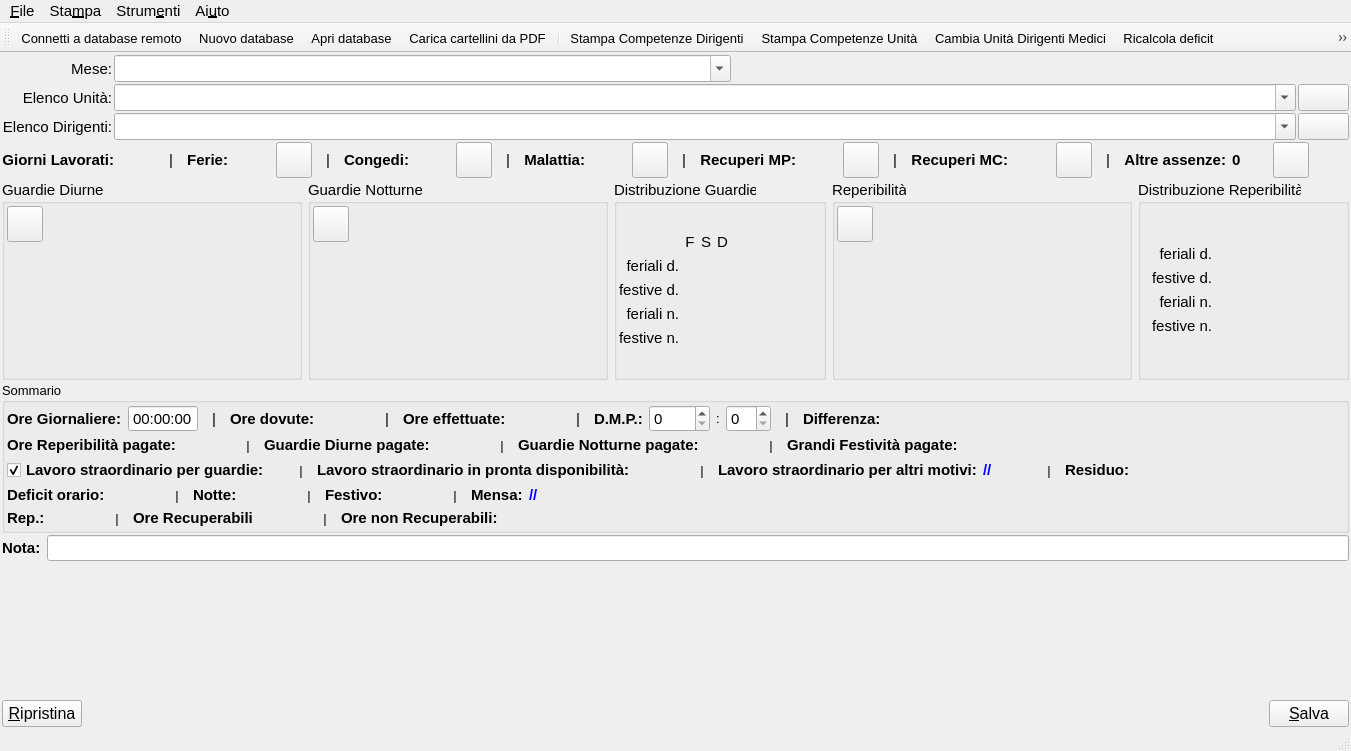
Before: the Qt Designer form mainwindow.ui in gcala/GestioneCompetenzeMedici, drawn with Qt 5.
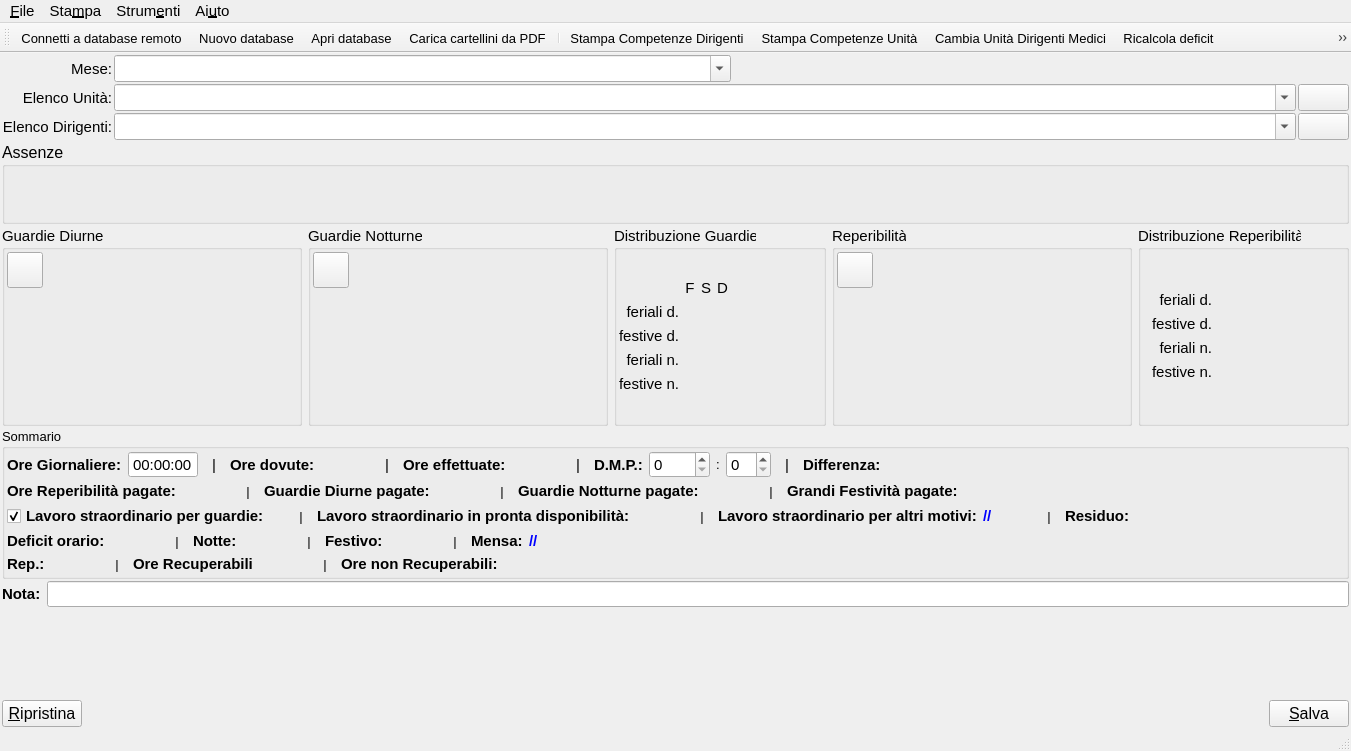
After: the same form once the commit is applied. Icons and pictures are not drawn. Custom widgets are drawn as their Qt base class.

Commit message: added new Causali widget

Patch:
```diff
--- a/mainwindow.ui
+++ b/mainwindow.ui
@@ -234,592 +234,17 @@
         </layout>
        </item>
        <item>
-        <layout class="QHBoxLayout" name="horizontalLayout_12">
-         <item>
-          <widget class="QLabel" name="label_8">
-           <property name="sizePolicy">
-            <sizepolicy hsizetype="Preferred" vsizetype="Preferred">
-             <horstretch>0</horstretch>
-             <verstretch>0</verstretch>
-            </sizepolicy>
-           </property>
-           <property name="font">
-            <font>
-             <pointsize>11</pointsize>
-             <weight>75</weight>
-             <bold>true</bold>
-            </font>
-           </property>
-           <property name="text">
-            <string>Giorni Lavorati:</string>
-           </property>
-           <property name="alignment">
-            <set>Qt::AlignRight|Qt::AlignTrailing|Qt::AlignVCenter</set>
-           </property>
-          </widget>
-         </item>
-         <item>
-          <widget class="QLabel" name="workDaysLabel">
-           <property name="sizePolicy">
-            <sizepolicy hsizetype="MinimumExpanding" vsizetype="Preferred">
-             <horstretch>0</horstretch>
-             <verstretch>0</verstretch>
-            </sizepolicy>
-           </property>
-           <property name="font">
-            <font>
-             <pointsize>11</pointsize>
-             <weight>75</weight>
-             <bold>true</bold>
-            </font>
-           </property>
-           <property name="text">
-            <string/>
-           </property>
-          </widget>
-         </item>
-         <item>
-          <widget class="QLabel" name="label_34">
-           <property name="minimumSize">
-            <size>
-             <width>20</width>
-             <height>0</height>
-            </size>
-           </property>
-           <property name="font">
-            <font>
-             <pointsize>11</pointsize>
-            </font>
-           </property>
-           <property name="text">
-            <string>|</string>
-           </property>
-           <property name="alignment">
-            <set>Qt::AlignCenter</set>
-           </property>
-          </widget>
-         </item>
-         <item>
-          <widget class="QLabel" name="label_12">
-           <property name="sizePolicy">
-            <sizepolicy hsizetype="Preferred" vsizetype="Preferred">
-             <horstretch>0</horstretch>
-             <verstretch>0</verstretch>
-            </sizepolicy>
-           </property>
-           <property name="font">
-            <font>
-             <pointsize>11</pointsize>
-             <weight>75</weight>
-             <bold>true</bold>
-            </font>
-           </property>
-           <property name="text">
-            <string>Ferie:</string>
-           </property>
-           <property name="alignment">
-            <set>Qt::AlignRight|Qt::AlignTrailing|Qt::AlignVCenter</set>
-           </property>
-          </widget>
-         </item>
-         <item>
-          <widget class="QLabel" name="ferieLabel">
-           <property name="sizePolicy">
-            <sizepolicy hsizetype="MinimumExpanding" vsizetype="Preferred">
-             <horstretch>0</horstretch>
-             <verstretch>0</verstretch>
-            </sizepolicy>
-           </property>
-           <property name="font">
-            <font>
-             <pointsize>11</pointsize>
-             <weight>75</weight>
-             <bold>true</bold>
-            </font>
-           </property>
-           <property name="text">
-            <string/>
-           </property>
-          </widget>
-         </item>
-         <item>
-          <widget class="QPushButton" name="ferieCalendarButton">
-           <property name="minimumSize">
-            <size>
-             <width>36</width>
-             <height>36</height>
-            </size>
-           </property>
-           <property name="maximumSize">
-            <size>
-             <width>36</width>
-             <height>36</height>
-            </size>
-           </property>
-           <property name="text">
-            <string/>
-           </property>
-           <property name="icon">
-            <iconset resource="assets.qrc">
-             <normaloff>:/icons/view-calendar-month.svg</normaloff>:/icons/view-calendar-month.svg</iconset>
-           </property>
-          </widget>
-         </item>
-         <item>
-          <widget class="QLabel" name="label_35">
-           <property name="minimumSize">
-            <size>
-             <width>20</width>
-             <height>0</height>
-            </size>
-           </property>
-           <property name="font">
-            <font>
-             <pointsize>11</pointsize>
-            </font>
-           </property>
-           <property name="text">
-            <string>|</string>
-           </property>
-           <property name="alignment">
-            <set>Qt::AlignCenter</set>
-           </property>
-          </widget>
-         </item>
-         <item>
-          <widget class="QLabel" name="label_17">
-           <property name="sizePolicy">
-            <sizepolicy hsizetype="Preferred" vsizetype="Preferred">
-             <horstretch>0</horstretch>
-             <verstretch>0</verstretch>
-            </sizepolicy>
-           </property>
-           <property name="font">
-            <font>
-             <pointsize>11</pointsize>
-             <weight>75</weight>
-             <bold>true</bold>
-            </font>
-           </property>
-           <property name="text">
-            <string>Congedi:</string>
-           </property>
-           <property name="alignment">
-            <set>Qt::AlignRight|Qt::AlignTrailing|Qt::AlignVCenter</set>
-           </property>
-          </widget>
-         </item>
-         <item>
-          <widget class="QLabel" name="congediLabel">
-           <property name="sizePolicy">
-            <sizepolicy hsizetype="MinimumExpanding" vsizetype="Preferred">
-             <horstretch>0</horstretch>
-             <verstretch>0</verstretch>
-            </sizepolicy>
-           </property>
-           <property name="font">
-            <font>
-             <pointsize>11</pointsize>
-             <weight>75</weight>
-             <bold>true</bold>
-            </font>
-           </property>
-           <property name="text">
-            <string/>
-           </property>
-          </widget>
-         </item>
-         <item>
-          <widget class="QPushButton" name="congediCalendarButton">
-           <property name="minimumSize">
-            <size>
-             <width>36</width>
-             <height>36</height>
-            </size>
-           </property>
-           <property name="maximumSize">
-            <size>
-             <width>36</width>
-             <height>36</height>
-            </size>
-           </property>
-           <property name="text">
-            <string/>
-           </property>
-           <property name="icon">
-            <iconset resource="assets.qrc">
-             <normaloff>:/icons/view-calendar-month.svg</normaloff>:/icons/view-calendar-month.svg</iconset>
-           </property>
-          </widget>
-         </item>
-         <item>
-          <widget class="QLabel" name="label_36">
-           <property name="minimumSize">
-            <size>
-             <width>20</width>
-             <height>0</height>
-            </size>
-           </property>
-           <property name="font">
-            <font>
-             <pointsize>11</pointsize>
-            </font>
-           </property>
-           <property name="text">
-            <string>|</string>
-           </property>
-           <property name="alignment">
-            <set>Qt::AlignCenter</set>
-           </property>
-          </widget>
-         </item>
-         <item>
-          <widget class="QLabel" name="label_18">
-           <property name="sizePolicy">
-            <sizepolicy hsizetype="Preferred" vsizetype="Preferred">
-             <horstretch>0</horstretch>
-             <verstretch>0</verstretch>
-            </sizepolicy>
-           </property>
-           <property name="font">
-            <font>
-             <pointsize>11</pointsize>
-             <weight>75</weight>
-             <bold>true</bold>
-            </font>
-           </property>
-           <property name="text">
-            <string>Malattia:</string>
-           </property>
-           <property name="alignment">
-            <set>Qt::AlignRight|Qt::AlignTrailing|Qt::AlignVCenter</set>
-           </property>
-          </widget>
-         </item>
-         <item>
-          <widget class="QLabel" name="malattiaLabel">
-           <property name="sizePolicy">
-            <sizepolicy hsizetype="MinimumExpanding" vsizetype="Preferred">
-             <horstretch>0</horstretch>
-             <verstretch>0</verstretch>
-            </sizepolicy>
-           </property>
-           <property name="font">
-            <font>
-             <pointsize>11</pointsize>
-             <weight>75</weight>
-             <bold>true</bold>
-            </font>
-           </property>
-           <property name="text">
-            <string/>
-           </property>
-          </widget>
-         </item>
-         <item>
-          <widget class="QPushButton" name="malattiaCalendarButton">
-           <property name="minimumSize">
-            <size>
-             <width>36</width>
-             <height>36</height>
-            </size>
-           </property>
-           <property name="maximumSize">
-            <size>
-             <width>36</width>
-             <height>36</height>
-            </size>
-           </property>
-           <property name="text">
-            <string/>
-           </property>
-           <property name="icon">
-            <iconset resource="assets.qrc">
-             <normaloff>:/icons/view-calendar-month.svg</normaloff>:/icons/view-calendar-month.svg</iconset>
-           </property>
-          </widget>
-         </item>
-         <item>
-          <widget class="QLabel" name="label_37">
-           <property name="minimumSize">
-            <size>
-             <width>20</width>
-             <height>0</height>
-            </size>
-           </property>
-           <property name="font">
-            <font>
-             <pointsize>11</pointsize>
-            </font>
-           </property>
-           <property name="text">
-            <string>|</string>
-           </property>
-           <property name="alignment">
-            <set>Qt::AlignCenter</set>
-           </property>
-          </widget>
-         </item>
-         <item>
-          <widget class="QLabel" name="label_19">
-           <property name="sizePolicy">
-            <sizepolicy hsizetype="Preferred" vsizetype="Preferred">
-             <horstretch>0</horstretch>
-             <verstretch>0</verstretch>
-            </sizepolicy>
-           </property>
-           <property name="font">
-            <font>
-             <pointsize>11</pointsize>
-             <weight>75</weight>
-             <bold>true</bold>
-            </font>
-           </property>
-           <property name="text">
-            <string>Recuperi MP:</string>
-           </property>
-           <property name="alignment">
-            <set>Qt::AlignRight|Qt::AlignTrailing|Qt::AlignVCenter</set>
-           </property>
-          </widget>
-         </item>
-         <item>
-          <widget class="QLabel" name="rmpLabel">
-           <property name="sizePolicy">
-            <sizepolicy hsizetype="MinimumExpanding" vsizetype="Preferred">
-             <horstretch>0</horstretch>
-             <verstretch>0</verstretch>
-            </sizepolicy>
-           </property>
-           <property name="font">
-            <font>
-             <pointsize>11</pointsize>
-             <weight>75</weight>
-             <bold>true</bold>
-            </font>
-           </property>
-           <property name="text">
-            <string/>
-           </property>
-          </widget>
-         </item>
-         <item>
-          <widget class="QPushButton" name="rmpCalendarButton">
-           <property name="minimumSize">
-            <size>
-             <width>36</width>
-             <height>36</height>
-            </size>
-           </property>
-           <property name="maximumSize">
-            <size>
-             <width>36</width>
-             <height>36</height>
-            </size>
-           </property>
-           <property name="text">
-            <string/>
-           </property>
-           <property name="icon">
-            <iconset resource="assets.qrc">
-             <normaloff>:/icons/view-calendar-month.svg</normaloff>:/icons/view-calendar-month.svg</iconset>
-           </property>
-          </widget>
-         </item>
-         <item>
-          <widget class="QLabel" name="label_38">
-           <property name="minimumSize">
-            <size>
-             <width>20</width>
-             <height>0</height>
-            </size>
-           </property>
-           <property name="font">
-            <font>
-             <pointsize>11</pointsize>
-            </font>
-           </property>
-           <property name="text">
-            <string>|</string>
-           </property>
-           <property name="alignment">
-            <set>Qt::AlignCenter</set>
-           </property>
-          </widget>
-         </item>
-         <item>
-          <widget class="QLabel" name="label_20">
-           <property name="sizePolicy">
-            <sizepolicy hsizetype="Preferred" vsizetype="Preferred">
-             <horstretch>0</horstretch>
-             <verstretch>0</verstretch>
-            </sizepolicy>
-           </property>
-           <property name="font">
-            <font>
-             <pointsize>11</pointsize>
-             <weight>75</weight>
-             <bold>true</bold>
-            </font>
-           </property>
-           <property name="text">
-            <string>Recuperi MC:</string>
-           </property>
-           <property name="alignment">
-            <set>Qt::AlignRight|Qt::AlignTrailing|Qt::AlignVCenter</set>
-           </property>
-          </widget>
-         </item>
-         <item>
-          <widget class="QLabel" name="rmcLabel">
-           <property name="sizePolicy">
-            <sizepolicy hsizetype="MinimumExpanding" vsizetype="Preferred">
-             <horstretch>0</horstretch>
-             <verstretch>0</verstretch>
-            </sizepolicy>
-           </property>
-           <property name="font">
-            <font>
-             <pointsize>11</pointsize>
-             <weight>75</weight>
-             <bold>true</bold>
-            </font>
-           </property>
-           <property name="text">
-            <string/>
-           </property>
-          </widget>
-         </item>
-         <item>
-          <widget class="QPushButton" name="rmcCalendarButton">
-           <property name="minimumSize">
-            <size>
-             <width>36</width>
-             <height>36</height>
-            </size>
-           </property>
-           <property name="maximumSize">
-            <size>
-             <width>36</width>
-             <height>36</height>
-            </size>
-           </property>
-           <property name="text">
-            <string/>
-           </property>
-           <property name="icon">
-            <iconset resource="assets.qrc">
-             <normaloff>:/icons/view-calendar-month.svg</normaloff>:/icons/view-calendar-month.svg</iconset>
-           </property>
-          </widget>
-         </item>
-         <item>
-          <widget class="QLabel" name="label_64">
-           <property name="minimumSize">
-            <size>
-             <width>20</width>
-             <height>0</height>
-            </size>
-           </property>
-           <property name="font">
-            <font>
-             <pointsize>11</pointsize>
-            </font>
-           </property>
-           <property name="text">
-            <string>|</string>
-           </property>
-           <property name="alignment">
-            <set>Qt::AlignCenter</set>
-           </property>
-          </widget>
-         </item>
-         <item>
-          <widget class="QLabel" name="label_21">
-           <property name="sizePolicy">
-            <sizepolicy hsizetype="Preferred" vsizetype="Preferred">
-             <horstretch>0</horstretch>
-             <verstretch>0</verstretch>
-            </sizepolicy>
-           </property>
-           <property name="font">
-            <font>
-             <pointsize>11</pointsize>
-             <weight>75</weight>
-             <bold>true</bold>
-            </font>
-           </property>
-           <property name="text">
-            <string>Altre assenze:</string>
-           </property>
-           <property name="alignment">
-            <set>Qt::AlignRight|Qt::AlignTrailing|Qt::AlignVCenter</set>
-           </property>
-          </widget>
-         </item>
-         <item>
-          <widget class="QLabel" name="altreLabel">
-           <property name="sizePolicy">
-            <sizepolicy hsizetype="MinimumExpanding" vsizetype="Preferred">
-             <horstretch>0</horstretch>
-             <verstretch>0</verstretch>
-            </sizepolicy>
-           </property>
-           <property name="font">
-            <font>
-             <pointsize>11</pointsize>
-             <weight>75</weight>
-             <bold>true</bold>
-            </font>
-           </property>
-           <property name="styleSheet">
-            <string notr="true"/>
-           </property>
-           <property name="text">
-            <string>0</string>
-           </property>
-          </widget>
-         </item>
-         <item>
-          <widget class="QPushButton" name="altreCalendarButton">
-           <property name="minimumSize">
-            <size>
-             <width>36</width>
-             <height>36</height>
-            </size>
-           </property>
-           <property name="maximumSize">
-            <size>
-             <width>36</width>
-             <height>36</height>
-            </size>
-           </property>
-           <property name="toolTip">
-            <string>Calendario Reperibilità</string>
-           </property>
-           <property name="text">
-            <string/>
-           </property>
-           <property name="icon">
-            <iconset resource="assets.qrc">
-             <normaloff>:/icons/view-calendar-month.svg</normaloff>:/icons/view-calendar-month.svg</iconset>
-           </property>
-          </widget>
-         </item>
-         <item>
-          <spacer name="horizontalSpacer_10">
-           <property name="orientation">
-            <enum>Qt::Horizontal</enum>
-           </property>
-           <property name="sizeHint" stdset="0">
-            <size>
-             <width>40</width>
-             <height>20</height>
-            </size>
-           </property>
-          </spacer>
-         </item>
-        </layout>
+        <widget class="QGroupBox" name="causaliGB">
+         <property name="minimumSize">
+          <size>
+           <width>0</width>
+           <height>82</height>
+          </size>
+         </property>
+         <property name="title">
+          <string>Assenze</string>
+         </property>
+        </widget>
        </item>
        <item>
         <layout class="QHBoxLayout" name="horizontalLayout_13">
```
The commit also changes 16 other files.
